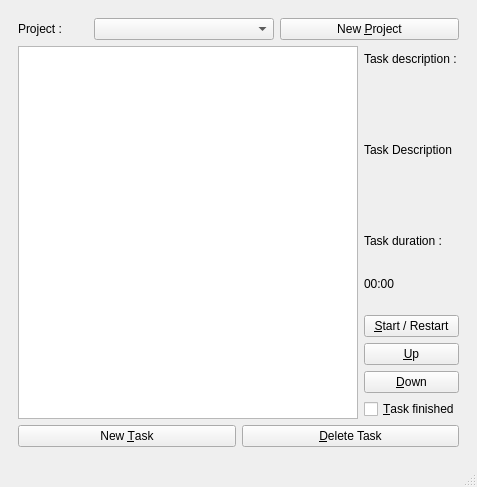
Above: mainwindow.ui from LouisVraie/projectManager before the change. Below: the same form after it.
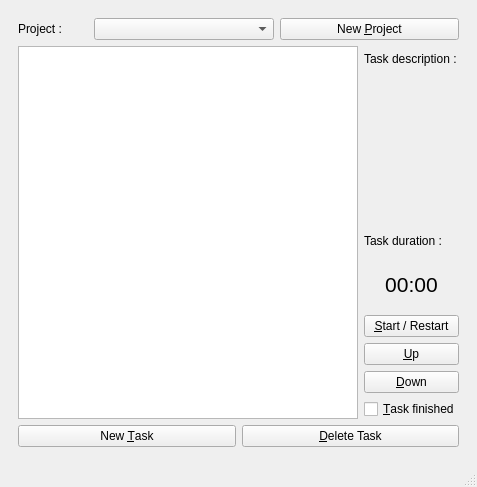
That is the form after the change.

Commit message: + on_tableViewHomeTasks_clicked

Patch:
```diff
--- a/mainwindow.ui
+++ b/mainwindow.ui
@@ -98,7 +98,16 @@
             <item>
              <widget class="QLabel" name="labelHomeTaskDescription">
               <property name="text">
-               <string>Task Description</string>
+               <string/>
+              </property>
+              <property name="scaledContents">
+               <bool>false</bool>
+              </property>
+              <property name="alignment">
+               <set>Qt::AlignLeading|Qt::AlignLeft|Qt::AlignTop</set>
+              </property>
+              <property name="wordWrap">
+               <bool>true</bool>
               </property>
              </widget>
             </item>
@@ -123,9 +132,17 @@
                 <height>50</height>
                </size>
               </property>
+              <property name="font">
+               <font>
+                <pointsize>16</pointsize>
+               </font>
+              </property>
               <property name="text">
                <string>00:00</string>
               </property>
+              <property name="alignment">
+               <set>Qt::AlignCenter</set>
+              </property>
              </widget>
             </item>
             <item>
```
The commit also changes 1 other file.
